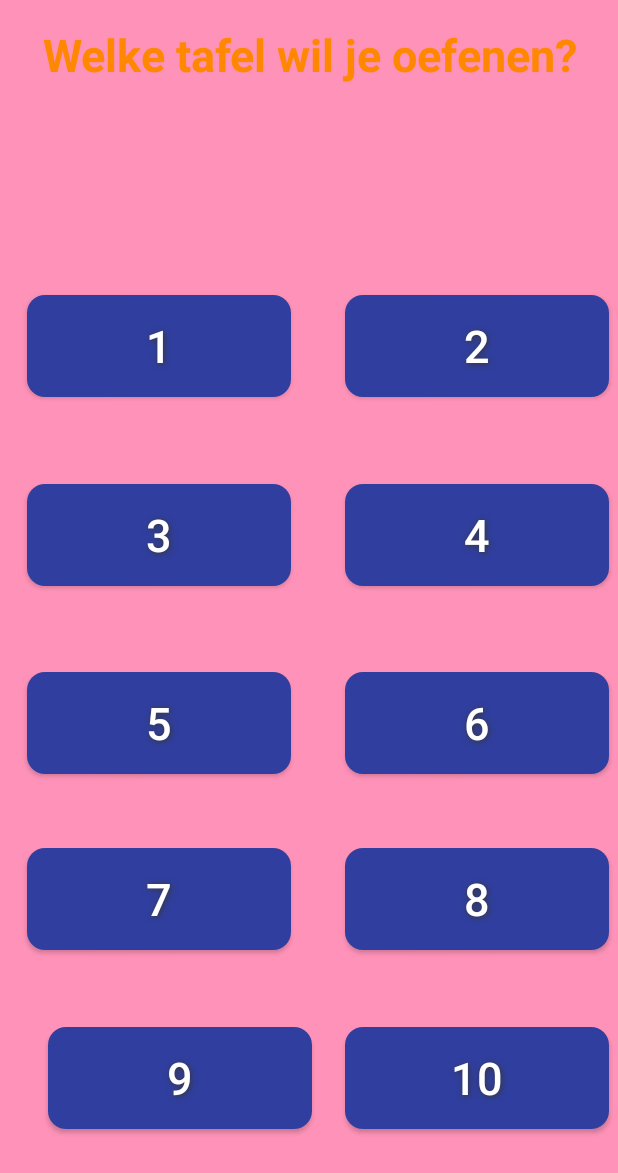
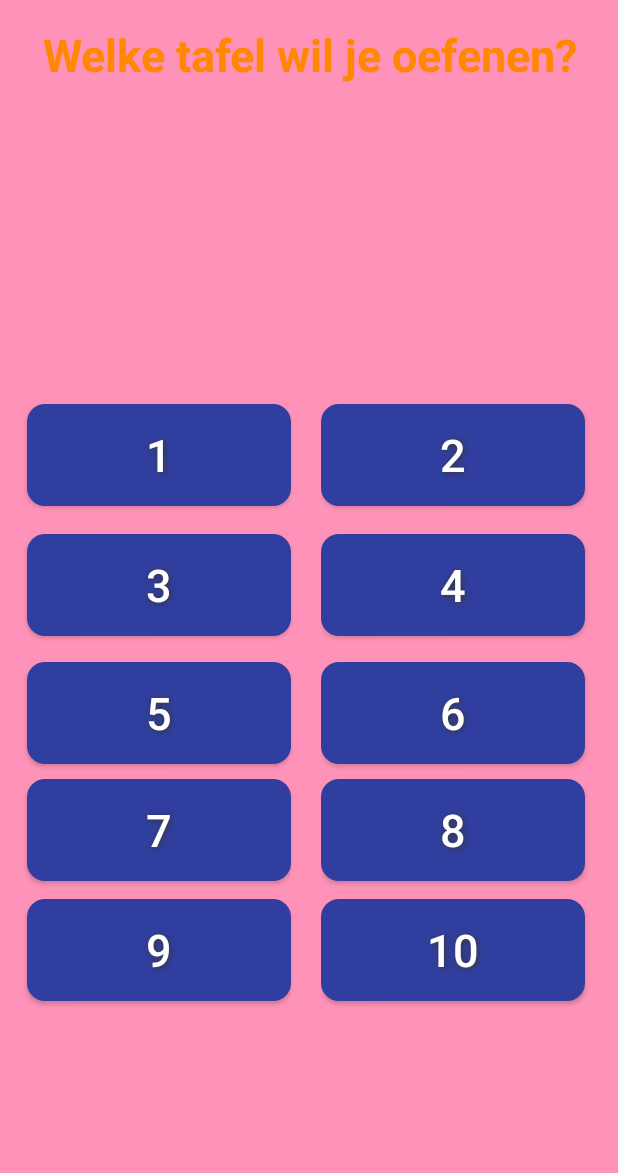
Before and after one commit to dannyvantol/hsleiden-ikpmd, an Android app: the ChooseTableActivity screen opened directly, with no data from a screen before it, on a phone screen of 412 x 824 dp. Shown: the top 1173 px of the screen. Run offline under Robolectric (Android 15) with nearby library versions, the phone set to English and light mode, and no system bars.

Commit message:
views updated

```diff
--- a/app/src/main/res/layout/activity_choose_difficulty.xml
+++ b/app/src/main/res/layout/activity_choose_difficulty.xml
@@ -6,6 +6,11 @@
     android:layout_height="match_parent"
     android:background="#ff92b8"
     tools:context=".ChooseDifficultyActivity">
+
+    <LinearLayout
+        android:layout_width="match_parent"
+        android:layout_height="match_parent"
+        android:orientation="vertical">
 
         <Button
             android:id="@+id/difficlutyEasy"
@@ -69,4 +74,5 @@
             app:layout_constraintEnd_toEndOf="parent"
             app:layout_constraintStart_toStartOf="parent"
             app:layout_constraintTop_toBottomOf="@+id/difficlutyNormal" />
+    </LinearLayout>
 </android.support.constraint.ConstraintLayout>
--- a/app/src/main/res/layout/activity_choose_table.xml
+++ b/app/src/main/res/layout/activity_choose_table.xml
@@ -23,98 +23,22 @@
         app:layout_constraintTop_toTopOf="parent"
         tools:ignore="MissingConstraints" />
 
-    <Button
-        android:id="@+id/ButtonTable7"
-        android:layout_width="176dp"
-        android:layout_height="68dp"
-
-        android:layout_marginStart="4dp"
-        android:layout_marginTop="2dp"
-        android:layout_marginEnd="22dp"
-        android:layout_marginBottom="8dp"
-        android:background="@drawable/button"
-        android:drawable="@drawable/shadow"
-        android:onClick="selectTable"
-        android:shadowColor="#363636"
-        android:shadowDx="1"
-        android:shadowDy="1"
-        android:shadowRadius="5"
-        android:text="7"
-        android:textColor="#FFFFFF"
-        android:textSize="30sp"
-        app:layout_constraintBottom_toTopOf="@+id/ButtonTable9"
-        app:layout_constraintEnd_toStartOf="@+id/ButtonTable8"
-        app:layout_constraintStart_toStartOf="parent"
-        app:layout_constraintTop_toBottomOf="@+id/ButtonTable5" />
-
-    <Button
-        android:id="@+id/ButtonTable8"
-        android:layout_width="176dp"
-        android:layout_height="68dp"
-
-        android:layout_marginTop="2dp"
-        android:layout_marginEnd="6dp"
-        android:layout_marginBottom="8dp"
-        android:background="@drawable/button"
-        android:drawable="@drawable/shadow"
-        android:onClick="selectTable"
-        android:shadowColor="#363636"
-        android:shadowDx="1"
-        android:shadowDy="1"
-        android:shadowRadius="5"
-        android:text="8"
-        android:textColor="#FFFFFF"
-        android:textSize="30sp"
-        app:layout_constraintBottom_toTopOf="@+id/ButtonTable10"
-        app:layout_constraintEnd_toEndOf="parent"
-        app:layout_constraintTop_toBottomOf="@+id/ButtonTable6" />
-
-    <Button
-        android:id="@+id/ButtonTable9"
-        android:layout_width="176dp"
-        android:layout_height="68dp"
-
-        android:layout_marginStart="4dp"
-        android:layout_marginTop="4dp"
-        android:layout_marginEnd="22dp"
-        android:layout_marginBottom="32dp"
-        android:background="@drawable/button"
-        android:drawable="@drawable/shadow"
-        android:onClick="selectTable"
-        android:shadowColor="#363636"
-        android:shadowDx="1"
-        android:shadowDy="1"
-        android:shadowRadius="5"
-        android:text="9"
-        android:textColor="#FFFFFF"
-        android:textSize="30sp"
-        app:layout_constraintBottom_toBottomOf="parent"
-        app:layout_constraintEnd_toStartOf="@+id/ButtonTable10"
-        app:layout_constraintHorizontal_bias="1.0"
-        app:layout_constraintStart_toStartOf="parent"
-        app:layout_constraintTop_toBottomOf="@+id/ButtonTable7" />
-
-    <Button
-        android:id="@+id/ButtonTable10"
-        android:layout_width="176dp"
-        android:layout_height="68dp"
-
-        android:layout_marginTop="4dp"
-        android:layout_marginEnd="6dp"
-        android:layout_marginBottom="32dp"
-        android:background="@drawable/button"
-        android:drawable="@drawable/shadow"
-        android:onClick="selectTable"
-        android:shadowColor="#363636"
-        android:shadowDx="1"
-        android:shadowDy="1"
-        android:shadowRadius="5"
-        android:text="10"
-        android:textColor="#FFFFFF"
-        android:textSize="30sp"
+    <LinearLayout
+        android:layout_width="383dp"
+        android:layout_height="521dp"
+        android:layout_marginTop="1dp"
+        android:layout_marginEnd="1dp"
+        android:orientation="horizontal"
         app:layout_constraintBottom_toBottomOf="parent"
         app:layout_constraintEnd_toEndOf="parent"
-        app:layout_constraintTop_toBottomOf="@+id/ButtonTable8" />
+        app:layout_constraintStart_toStartOf="parent"
+        app:layout_constraintTop_toBottomOf="@+id/textView3">
+
+        <LinearLayout
+            android:layout_width="200dp"
+            android:layout_height="508dp"
+            android:orientation="vertical"
+            tools:layout_editor_absoluteY="506dp">
 
             <Button
                 android:id="@+id/ButtonTable1"
@@ -165,28 +89,6 @@
                 app:layout_constraintTop_toBottomOf="@+id/ButtonTable1" />
 
             <Button
-        android:id="@+id/ButtonTable4"
-        android:layout_width="176dp"
-        android:layout_height="68dp"
-
-        android:layout_marginTop="9dp"
-        android:layout_marginEnd="6dp"
-        android:layout_marginBottom="11dp"
-        android:background="@drawable/button"
-        android:drawable="@drawable/shadow"
-        android:onClick="selectTable"
-        android:shadowColor="#363636"
-        android:shadowDx="1"
-        android:shadowDy="1"
-        android:shadowRadius="5"
-        android:text="4"
-        android:textColor="#FFFFFF"
-        android:textSize="30sp"
-        app:layout_constraintBottom_toTopOf="@+id/ButtonTable6"
-        app:layout_constraintEnd_toEndOf="parent"
-        app:layout_constraintTop_toBottomOf="@+id/ButtonTable2" />
-
-    <Button
                 android:id="@+id/ButtonTable5"
                 android:layout_width="176dp"
                 android:layout_height="68dp"
@@ -211,25 +113,51 @@
                 app:layout_constraintTop_toBottomOf="@+id/ButtonTable3" />
 
             <Button
-        android:id="@+id/ButtonTable6"
+                android:id="@+id/ButtonTable7"
                 android:layout_width="176dp"
                 android:layout_height="68dp"
 
-        android:layout_marginTop="6dp"
-        android:layout_marginEnd="6dp"
+                android:layout_marginStart="4dp"
+                android:layout_marginTop="2dp"
+                android:layout_marginEnd="22dp"
                 android:layout_marginBottom="8dp"
                 android:background="@drawable/button"
                 android:drawable="@drawable/shadow"
+                android:onClick="selectTable"
                 android:shadowColor="#363636"
                 android:shadowDx="1"
                 android:shadowDy="1"
                 android:shadowRadius="5"
-        android:text="6"
+                android:text="7"
                 android:textColor="#FFFFFF"
-        android:textSize="30sp"
-        app:layout_constraintBottom_toTopOf="@+id/ButtonTable8"
-        app:layout_constraintEnd_toEndOf="parent"
-        app:layout_constraintTop_toBottomOf="@+id/ButtonTable4" />
+                android:textSize="30sp" />
+
+            <Button
+                android:id="@+id/ButtonTable9"
+                android:layout_width="176dp"
+                android:layout_height="68dp"
+
+                android:layout_marginStart="4dp"
+                android:layout_marginTop="4dp"
+                android:layout_marginEnd="22dp"
+                android:layout_marginBottom="32dp"
+                android:background="@drawable/button"
+                android:drawable="@drawable/shadow"
+                android:onClick="selectTable"
+                android:shadowColor="#363636"
+                android:shadowDx="1"
+                android:shadowDy="1"
+                android:shadowRadius="5"
+                android:text="9"
+                android:textColor="#FFFFFF"
+                android:textSize="30sp" />
+
+        </LinearLayout>
+
+        <LinearLayout
+            android:layout_width="match_parent"
+            android:layout_height="match_parent"
+            android:orientation="vertical">
 
             <Button
                 android:id="@+id/ButtonTable2"
@@ -248,9 +176,84 @@
                 android:shadowRadius="5"
                 android:text="2"
                 android:textColor="#FFFFFF"
-        android:textSize="30sp"
-        app:layout_constraintBottom_toTopOf="@+id/ButtonTable4"
-        app:layout_constraintEnd_toEndOf="parent"
-        app:layout_constraintTop_toBottomOf="@+id/textView3" />
+                android:textSize="30sp"/>
+
+            <Button
+                android:id="@+id/ButtonTable4"
+                android:layout_width="176dp"
+                android:layout_height="68dp"
+
+                android:layout_marginTop="9dp"
+                android:layout_marginEnd="6dp"
+                android:layout_marginBottom="11dp"
+                android:background="@drawable/button"
+                android:drawable="@drawable/shadow"
+                android:onClick="selectTable"
+                android:shadowColor="#363636"
+                android:shadowDx="1"
+                android:shadowDy="1"
+                android:shadowRadius="5"
+                android:text="4"
+                android:textColor="#FFFFFF"
+                android:textSize="30sp"/>
+
+            <Button
+                android:id="@+id/ButtonTable6"
+                android:layout_width="176dp"
+                android:layout_height="68dp"
+
+                android:layout_marginTop="6dp"
+                android:layout_marginEnd="6dp"
+                android:layout_marginBottom="8dp"
+                android:background="@drawable/button"
+                android:drawable="@drawable/shadow"
+                android:shadowColor="#363636"
+                android:shadowDx="1"
+                android:shadowDy="1"
+                android:shadowRadius="5"
+                android:text="6"
+                android:textColor="#FFFFFF"
+                android:textSize="30sp"/>
+
+            <Button
+                android:id="@+id/ButtonTable8"
+                android:layout_width="176dp"
+                android:layout_height="68dp"
+
+                android:layout_marginTop="2dp"
+                android:layout_marginEnd="6dp"
+                android:layout_marginBottom="8dp"
+                android:background="@drawable/button"
+                android:drawable="@drawable/shadow"
+                android:onClick="selectTable"
+                android:shadowColor="#363636"
+                android:shadowDx="1"
+                android:shadowDy="1"
+                android:shadowRadius="5"
+                android:text="8"
+                android:textColor="#FFFFFF"
+                android:textSize="30sp"/>
+
+            <Button
+                android:id="@+id/ButtonTable10"
+                android:layout_width="176dp"
+                android:layout_height="68dp"
+
+                android:layout_marginTop="4dp"
+                android:layout_marginEnd="6dp"
+                android:layout_marginBottom="32dp"
+                android:background="@drawable/button"
+                android:drawable="@drawable/shadow"
+                android:onClick="selectTable"
+                android:shadowColor="#363636"
+                android:shadowDx="1"
+                android:shadowDy="1"
+                android:shadowRadius="5"
+                android:text="10"
+                android:textColor="#FFFFFF"
+                android:textSize="30sp"/>
+
+        </LinearLayout>
+    </LinearLayout>
     />
 </android.support.constraint.ConstraintLayout>
--- a/app/src/main/res/layout/activity_main.xml
+++ b/app/src/main/res/layout/activity_main.xml
@@ -65,7 +65,7 @@
             android:shadowDx="1"
             android:shadowDy="1"
             android:shadowRadius="5"
-            android:text="achievement"
+            android:text="dagelijkse uitdaging"
             android:textColor="#FFFFFF"
             android:textSize="30sp" />
 
```
Lines whose indentation alone changed are shown as unchanged.
